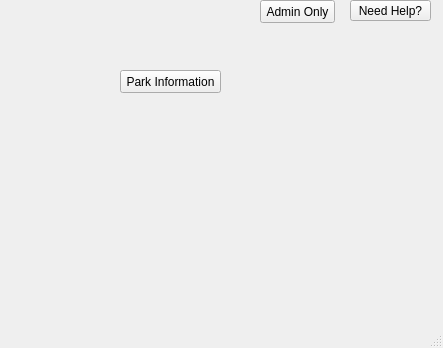
First picture: the form in mainwindow.ui, repository smoreno11/NationalParksProject, before the edit.
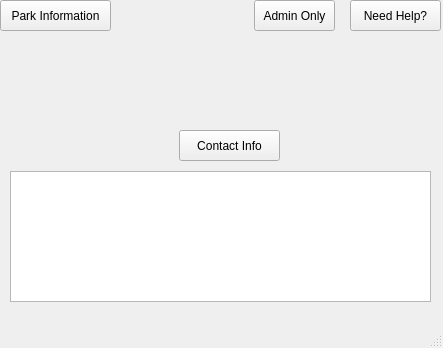
Second picture: the form after the edit.

Diff of the .ui file:
```diff
--- a/mainwindow.ui
+++ b/mainwindow.ui
@@ -17,10 +17,10 @@
    <widget class="QPushButton" name="parkDisplay">
     <property name="geometry">
      <rect>
-      <x>120</x>
-      <y>70</y>
-      <width>101</width>
-      <height>23</height>
+      <x>0</x>
+      <y>0</y>
+      <width>111</width>
+      <height>31</height>
      </rect>
     </property>
     <property name="text">
@@ -30,10 +30,10 @@
    <widget class="QPushButton" name="pushButton">
     <property name="geometry">
      <rect>
-      <x>260</x>
+      <x>254</x>
       <y>0</y>
-      <width>75</width>
-      <height>23</height>
+      <width>81</width>
+      <height>31</height>
      </rect>
     </property>
     <property name="text">
@@ -45,14 +45,37 @@
      <rect>
       <x>350</x>
       <y>0</y>
-      <width>81</width>
-      <height>21</height>
+      <width>91</width>
+      <height>31</height>
      </rect>
     </property>
     <property name="text">
      <string>Need Help?</string>
     </property>
    </widget>
+   <widget class="QTextBrowser" name="displayText">
+    <property name="geometry">
+     <rect>
+      <x>10</x>
+      <y>171</y>
+      <width>421</width>
+      <height>131</height>
+     </rect>
+    </property>
+   </widget>
+   <widget class="QPushButton" name="contactInfo">
+    <property name="geometry">
+     <rect>
+      <x>179</x>
+      <y>130</y>
+      <width>101</width>
+      <height>31</height>
+     </rect>
+    </property>
+    <property name="text">
+     <string>Contact Info</string>
+    </property>
+   </widget>
   </widget>
   <widget class="QMenuBar" name="menubar">
    <property name="geometry">
```
